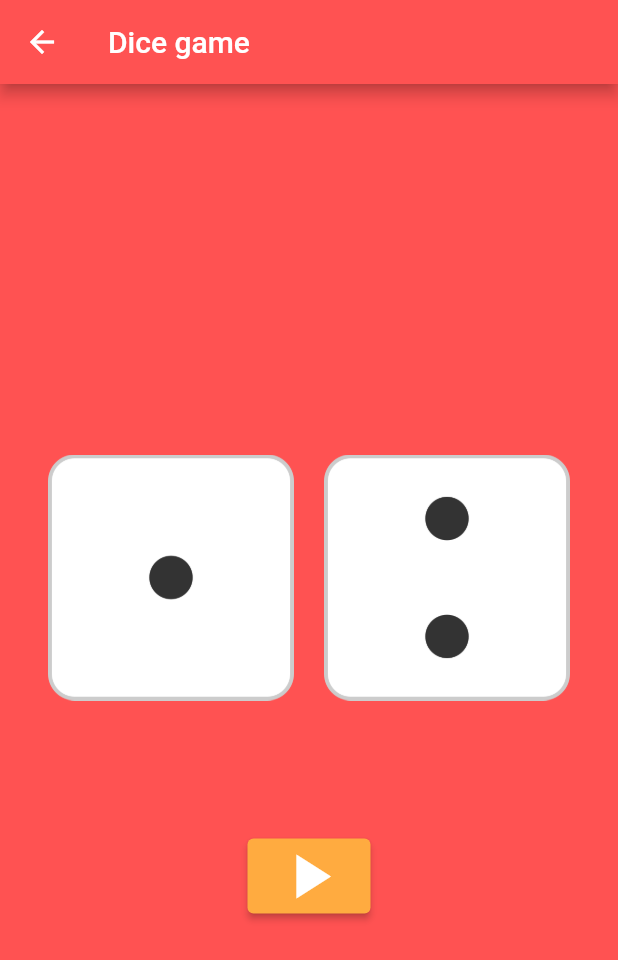
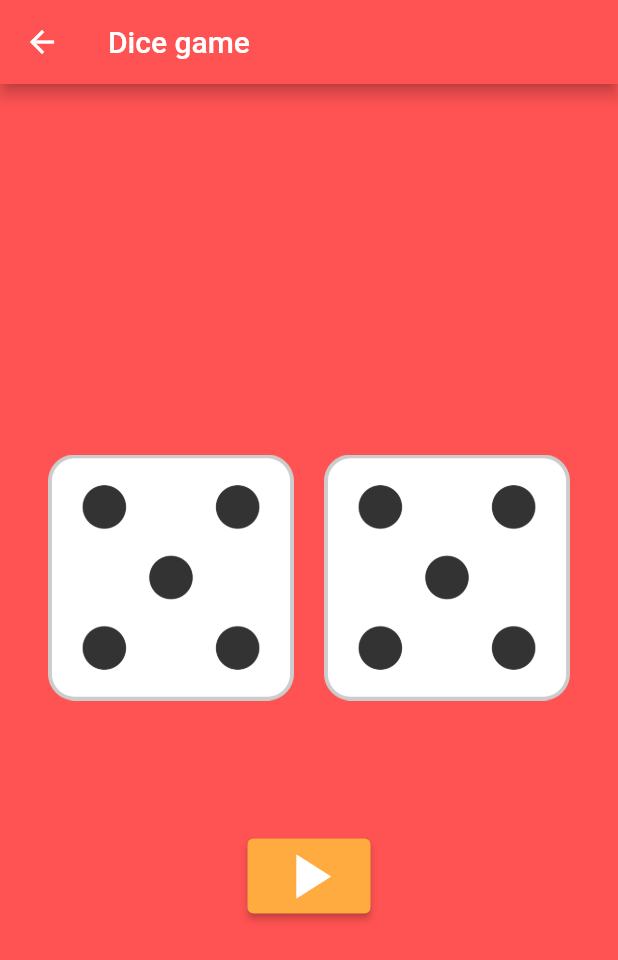
Before and after one commit to useonguk/flutter_cloneCoding, a Flutter app: the Dice screen opened directly, after a tap on the "play arrow" icon, on a phone screen of 412 x 824 dp. Shown: the top 960 px of the screen. Run offline on Flutter 3.47's test engine with Material 2 defaults, Android fonts, the phone set to English and light mode, and no system bars.

Commit message:
add: change dice random

```diff
--- a/lib/dice.dart
+++ b/lib/dice.dart
@@ -1,8 +1,16 @@
 import 'package:flutter/material.dart';
+import 'dart:math';
 
-class Dice extends StatelessWidget {
+class Dice extends StatefulWidget {
   const Dice({super.key});
 
+  @override
+  State<Dice> createState() => _DiceState();
+}
+
+class _DiceState extends State<Dice> {
+  int leftDice = 3;
+  int rightDice = 1;
   @override
   Widget build(BuildContext context) {
     return Scaffold(
@@ -18,9 +26,9 @@ class Dice extends StatelessWidget {
                 child: Row(
                   // mainAxisAlignment: MainAxisAlignment.center,//세로 가운데 정렬
                   children: [
-                    Expanded(child: Image.asset('image/dice1.png')),
+                    Expanded(child: Image.asset('image/dice$leftDice.png')),
                     const SizedBox(width: 20),
-                    Expanded(child: Image.asset('image/dice2.png')),
+                    Expanded(child: Image.asset('image/dice$rightDice.png')),
                   ],
                 ),
               ),
@@ -31,7 +39,12 @@ class Dice extends StatelessWidget {
                 minWidth: 100,
                 height: 60,
                 child: ElevatedButton(
-                  onPressed: () {},
+                  onPressed: () {
+                    setState(() {
+                      leftDice = Random().nextInt(6) + 1;
+                      rightDice = Random().nextInt(6) + 1;
+                    });
+                  },
                   style: ElevatedButton.styleFrom(
                     backgroundColor: Colors.orangeAccent,
                   ),
```
